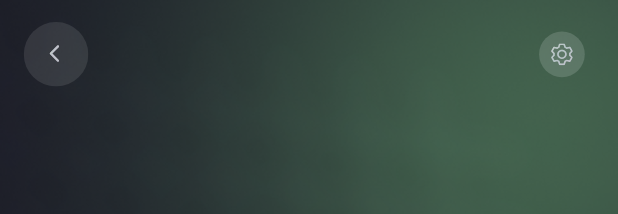
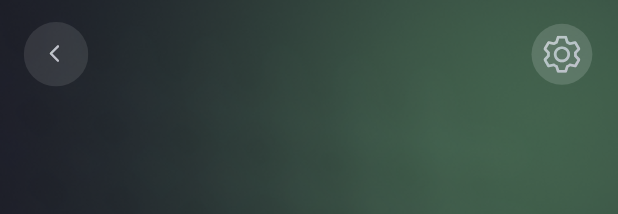
Before and after one commit to WhiteWaveSolutins/ww_3, a Flutter app: the GalleryView widget shown alone on an empty page, opened directly with empty values, on a phone screen of 412 x 824 dp. Shown: the top 214 px of the screen. Run offline on Flutter 3.47's test engine with Material 3 defaults, Android fonts, the phone set to English and light mode, and no system bars; our stand-ins replace camera, dartz, dio, flutter_screenutil, flutter_svg, flutter_tts and 7 more; missing offline and left inert: dart_openai, gaimon, google_mlkit_commons, google_mlkit_text_recognition; accounts and stored records are empty; project files that could hold a hidden picture were left out.

Commit message:
fixes to history screen

```diff
--- a/lib/src/features/main/presentation/ui/history.dart
+++ b/lib/src/features/main/presentation/ui/history.dart
@@ -48,9 +48,7 @@ class _HistoryScreenState extends State<HistoryScreen> {
                   ),
                   Expanded(
                     child: SingleChildScrollView(
-                      padding: EdgeInsets.symmetric(
-                          horizontal: horizontalPadding,
-                          vertical: verticalPadding),
+                      padding: EdgeInsets.symmetric(vertical: verticalPadding),
                       child: value.getHistoryItem().histories.isNotEmpty
                           ? TranslatorAnimatedColumn(
                               children: [
--- a/lib/src/features/translate/logic/viewmodel.dart
+++ b/lib/src/features/translate/logic/viewmodel.dart
@@ -184,7 +184,7 @@ class RecordingViewModel extends DisposableChangeNotifier {
         debugPrint("Unexpected Error: $e");
       } finally {
         isTranslating = false;
-
+        if (_translatedTextAndSpeech.isNotEmpty) {
           final historyItem = HistoryItem(
             countries: [fromLanguage, translatedLanguage],
             word: text,
@@ -196,6 +196,7 @@ class RecordingViewModel extends DisposableChangeNotifier {
             historyItems.add(historyItem);
             serviceLocator<HistoryViewmodel>()
                 .addMultipleHistoryItem(historyItems);
+          }
         }
         notifyListeners();
       }
--- a/lib/src/features/translate/ui/widgets/gallery_view.dart
+++ b/lib/src/features/translate/ui/widgets/gallery_view.dart
@@ -100,6 +100,8 @@ class _GalleryViewState extends State<GalleryView> {
                           if (value.isTranslating) const AppLoader(),
                           if (value.errorMessage.isNotEmpty)
                             Container(
+                              padding: EdgeInsets.symmetric(
+                                  horizontal: horizontalPadding),
                               color: kBackgroundColor.withOpacity(0.2),
                               child: Center(
                                   child: Text(
--- a/lib/src/shared/widgets/buttons.dart
+++ b/lib/src/shared/widgets/buttons.dart
@@ -130,8 +130,8 @@ class IconBackgroundWidget extends StatelessWidget {
       bg = null;
     }
     return Container(
-      width: width ?? 30.h,
-      height: height ?? 30.h,
+      width: width ?? 40.h,
+      height: height ?? 40.h,
       decoration: BoxDecoration(
         color: backgroundColor ?? bg,
         gradient: hasGradient! ? kPrimaryGradient : null,
```
Also changed, not shown: lib/src/features/main/presentation/ui/widgets/widgets.dart (+7 -1 lines), lib/src/features/translate/logic/api.dart (+10 -6 lines). Lines whose indentation alone changed are shown as unchanged.
